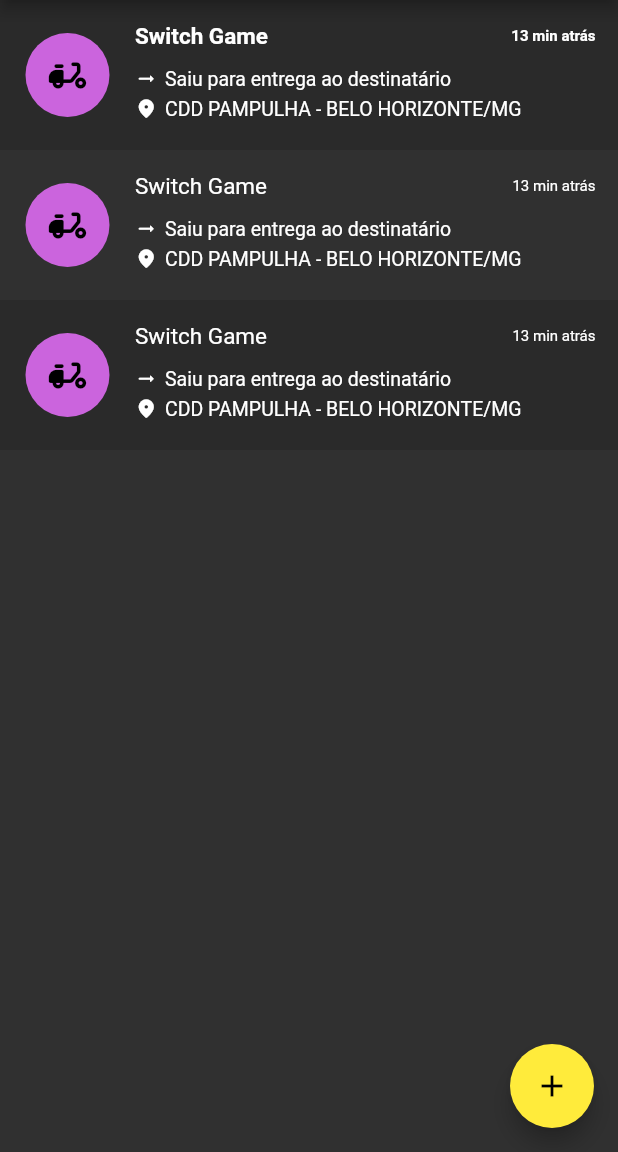
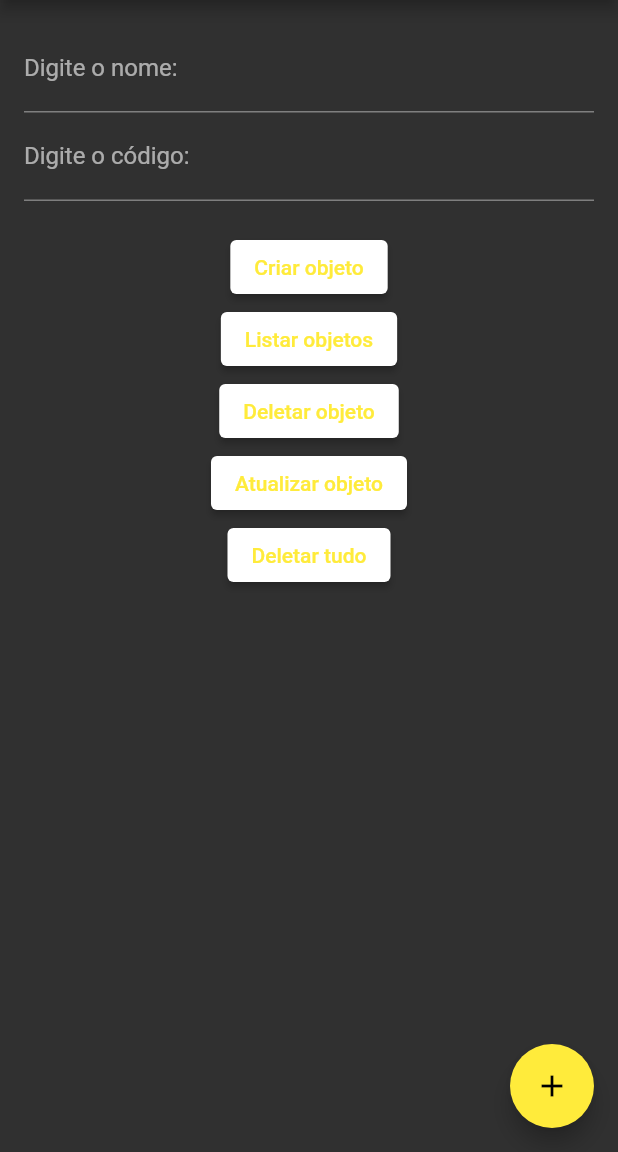
Before and after one commit to httpspedroh/lddm-carteiro-app, a Flutter app: the screen it shows after launch, on a phone screen of 412 x 824 dp, the part 84-1236 px from its top. Run offline on Flutter 3.47's test engine with Material 2 defaults, Android fonts, the light colour scheme and no system bars; our stand-ins replace sqflite, sqflite_common_ffi; accounts and stored records are empty.

Commit message:
DB funcionando

```diff
--- a/lib/pages/all.dart
+++ b/lib/pages/all.dart
@@ -1,5 +1,7 @@
 import 'package:flutter/material.dart';
 import '../components/drawer.dart';
+import 'package:sqflite/sqflite.dart';
+import 'package:path/path.dart';
 
 // ------------------------------------------------------------------------------------------------- //
 
@@ -15,10 +17,88 @@
 
 class _AllObjectsState extends State<AllObjects> {
 
-  	// ------------------------------------------------------------ //
+	_getDatabase() async {
+
+		final dbPath = await getDatabasesPath();
+		final dbFile = join(dbPath, "postino.bd");
+
+		var db = await openDatabase(
+
+			dbFile,
+			version: 1,
+			onCreate: (db, recentVersion) {
+
+				// Create a map with "id" (auto_increment), "user_id" (int), "name" (string), "tracking_code" (string), "last_info" (json), "last_update" (datetime)
+				String sql = "CREATE TABLE objects (id INTEGER PRIMARY KEY AUTOINCREMENT, name VARCHAR, tracking_code VARCHAR, last_info TEXT, last_update DATETIME)";
+				db.execute(sql);
+			}
+		);
+
+		print("aberto: " + db.isOpen.toString());
+		return db;
+	}
+
+	_createObject(String name, String trackingCode) async {
+
+		Database db = await _getDatabase();
+		Map<String, dynamic> object = {
+
+			"name": name,
+			"tracking_code": trackingCode,
+			"last_info": "{}",
+			"last_update": DateTime.now().toString()
+		};
+
+		int id = await db.insert("objects", object);
+		print("Saved: $id");
+	}
+
+	_listObjects() async {
+
+		Database db = await _getDatabase();
+		String sql = "SELECT * FROM objects";
+		List objects = await db.rawQuery(sql);
+
+		for(var object in objects) {
+
+			print("id: " + object['id'].toString() +
+				" name: " + object['name'] +
+				" tracking_code: " + object['tracking_code'] +
+				" last_info: " + object['last_info'] +
+				" last_update: " + object['last_update']);
+		}
+		return objects;
+	}
+
+	_deleteObject(int id) async {
+
+		Database db = await _getDatabase();
+		int deleted = await db.delete("objects", where: "id = ?", whereArgs: [id]);
+		print("Deleted: $deleted");
+	}
+
+	_updateObject(int id, String name, String trackingCode) async {
+
+		Database db = await _getDatabase();
+		Map<String, dynamic> object = {
+
+			"name": name,
+			"tracking_code": trackingCode,
+			"last_info": "{}",
+			"last_update": DateTime.now().toString()
+		};
+
+		int updated = await db.update("objects", object, where: "id = ?", whereArgs: [id]);
+		print("Updated: $updated");
+	}
+
+	// ------------------------------------------------------------------------------------------------- //
 
   	@override
   	Widget build(BuildContext context) {
+
+		TextEditingController _controllerName = TextEditingController();
+    	TextEditingController _controllerTrackingCode = TextEditingController();
 
 		return Scaffold(
 
@@ -44,141 +124,214 @@
 
 			// ---------------------------------- //
 
-			body: Column(
+			body: Container(
 
-				children: [
+				padding: const EdgeInsets.all(16),
+				width: double.infinity,
+				child: Column(
 
-					// ---------------------------------- //
+					children: [
 
-					Expanded(
+						TextField(
 
-						child: ListView.builder(
+							decoration: InputDecoration(labelText: "Digite o nome: "),
+							controller: _controllerName,
+						),
 
-							itemCount: 3,
-							itemBuilder: (context, index) {
+						TextField(
+							decoration: InputDecoration(labelText: "Digite o código: "),
+							controller: _controllerTrackingCode,
+						),
 
-								return InkWell(
+						SizedBox(height: 20),
 
-									onTap: () => Navigator.pushNamed(context, "/details"),
-    								child: Container(
+						Column(
 
-										color: index % 2 != 0 ? Colors.transparent : Colors.black12,
-										child: Row(
+							mainAxisAlignment: MainAxisAlignment.center,
+							crossAxisAlignment: CrossAxisAlignment.center,
 
-											children: [
+							children: [
 
-												Container(
+								ElevatedButton(
 
-													height: 90,
-													width: 90,
-													padding: const EdgeInsets.only(top: 17, bottom: 17),
-													child: const CircleAvatar(
+									child: Text("Criar objeto"),
+									onPressed: () {
+										_createObject(_controllerName.text, _controllerTrackingCode.text);
+									}
+								),
 
-														backgroundColor: Color.fromARGB(255, 203, 100, 221),
-														child: Icon(Icons.delivery_dining_rounded,
-															color: Colors.black,
-															size: 30,
-														),
-													),
-												),
+								ElevatedButton(
+
+									child: Text("Listar objetos"),
+									onPressed: () {
+										_listObjects();
+									}
+								),
+
+								ElevatedButton(
+
+									child: Text("Deletar objeto"),
+									onPressed: () {
+										_deleteObject(1);
+									}
+								),
+
+								ElevatedButton(
+
+									child: Text("Atualizar objeto"),
+									onPressed: () {
+										_updateObject(1, "Teste", "123456789");
+									}
+								),
+
+								ElevatedButton(
+
+									child: Text("Deletar tudo"),
+									onPressed: () {
+										_deleteObject(1);
+									}
+								),
+							],
+						),
+					],
+				),
+			),
+
+			// body: Column(
+
+			// 	children: [
+
+			// 		// ---------------------------------- //
+
+			// 		Expanded(
+
+			// 			child: ListView.builder(
+
+			// 				itemCount: 3,
+			// 				itemBuilder: (context, index) {
+
+			// 					return InkWell(
+
+			// 						onTap: () => Navigator.pushNamed(context, "/details"),
+    		// 						child: Container(
+
+			// 							color: index % 2 != 0 ? Colors.transparent : Colors.black12,
+			// 							child: Row(
+
+			// 								children: [
+
+			// 									Container(
+
+			// 										height: 90,
+			// 										width: 90,
+			// 										padding: const EdgeInsets.only(top: 17, bottom: 17),
+			// 										child: const CircleAvatar(
+
+			// 											backgroundColor: Color.fromARGB(255, 203, 100, 221),
+			// 											child: Icon(Icons.delivery_dining_rounded,
+			// 												color: Colors.black,
+			// 												size: 30,
+			// 											),
+			// 										),
+			// 									),
 
 
-												Expanded(
+			// 									Expanded(
 
-													child: Container(
+			// 										child: Container(
 
-														padding: const EdgeInsets.only(top: 15, bottom: 20, right: 15),
-														child: Column(
+			// 											padding: const EdgeInsets.only(top: 15, bottom: 20, right: 15),
+			// 											child: Column(
 
-															crossAxisAlignment: CrossAxisAlignment.stretch,
-															children: [
+			// 												crossAxisAlignment: CrossAxisAlignment.stretch,
+			// 												children: [
 
-																Row(
+			// 													Row(
 
-																	children:  [
+			// 														children:  [
 
-																		const Padding(padding: EdgeInsets.only(top: 15)),
+			// 															const Padding(padding: EdgeInsets.only(top: 15)),
 
-																		Text("Switch Game",
+			// 															Text("Switch Game",
 
-																			textAlign: TextAlign.center,
-																			style: TextStyle(
+			// 																textAlign: TextAlign.center,
+			// 																style: TextStyle(
 
-																				fontSize: 15,
-																				fontWeight: index > 0 ? FontWeight.normal : FontWeight.bold,
-																			),
-																		),
+			// 																	fontSize: 15,
+			// 																	fontWeight: index > 0 ? FontWeight.normal : FontWeight.bold,
+			// 																),
+			// 															),
 
-																		const Spacer(),
+			// 															const Spacer(),
 
-																		Text("13 min atrás",
+			// 															Text("13 min atrás",
 
-																			style: TextStyle(
+			// 																style: TextStyle(
 
-																				fontSize: 10,
-																				fontWeight: index > 0 ? FontWeight.normal : FontWeight.bold,
-																			),
-																		),
-																	],
-																),
+			// 																	fontSize: 10,
+			// 																	fontWeight: index > 0 ? FontWeight.normal : FontWeight.bold,
+			// 																),
+			// 															),
+			// 														],
+			// 													),
 
-																const Padding(padding: EdgeInsets.only(top: 12)),
+			// 													const Padding(padding: EdgeInsets.only(top: 12)),
 
-																Row(
+			// 													Row(
 
-																	children: const [
+			// 														children: const [
 
 
-																		Icon(Icons.arrow_right_alt_rounded,
-																			size: 15,
-																		),
+			// 															Icon(Icons.arrow_right_alt_rounded,
+			// 																size: 15,
+			// 															),
 
-																		Padding(padding: EdgeInsets.only(left: 5)),
+			// 															Padding(padding: EdgeInsets.only(left: 5)),
 
-																		Text("Saiu para entrega ao destinatário",
+			// 															Text("Saiu para entrega ao destinatário",
 
-																			overflow: TextOverflow.fade,
-																			style: TextStyle(fontSize: 13),
-																		),
+			// 																overflow: TextOverflow.fade,
+			// 																style: TextStyle(fontSize: 13),
+			// 															),
 
-																	],
-																),
+			// 														],
+			// 													),
 
-																const Padding(padding: EdgeInsets.only(top: 5)),
+			// 													const Padding(padding: EdgeInsets.only(top: 5)),
 
-																Row(
+			// 													Row(
 
-																	children: const [
+			// 														children: const [
 
-																		Icon(Icons.location_on_rounded,
-																			size: 15,
-																		),
+			// 															Icon(Icons.location_on_rounded,
+			// 																size: 15,
+			// 															),
 
-																		Padding(padding: EdgeInsets.only(left: 5)),
+			// 															Padding(padding: EdgeInsets.only(left: 5)),
 
-																		Text("CDD PAMPULHA - BELO HORIZONTE/MG",
+			// 															Text("CDD PAMPULHA - BELO HORIZONTE/MG",
 
-																			overflow: TextOverflow.fade,
-																			style: TextStyle(fontSize: 13),
-																		),
+			// 																overflow: TextOverflow.fade,
+			// 																style: TextStyle(fontSize: 13),
+			// 															),
 
-																	],
-																),
-															],
-														),
-													),
-												),
-											],
-										)
-									),
-								);
-							},
-						),
-					),
+			// 														],
+			// 													),
+			// 												],
+			// 											),
+			// 										),
+			// 									),
+			// 								],
+			// 							)
+			// 						),
+			// 					);
+			// 				},
+			// 			),
+			// 		),
 
-					// ---------------------------------- //
-				],
-			),
+			// 		// ---------------------------------- //
+			// 	],
+			// ),
 
 			// ---------------------------------- //
 
--- a/pubspec.yaml
+++ b/pubspec.yaml
@@ -37,6 +37,8 @@
   # Use with the CupertinoIcons class for iOS style icons.
   cupertino_icons: ^1.0.2
   sqflite: ^2.2.6
+  path: ^1.8.2
+  sqflite_common_ffi: ^2.2.5
 
 dev_dependencies:
   flutter_test:
```
Also changed, not shown: lib/main.dart (+9 -1 lines), pubspec.lock, 1 other file.
